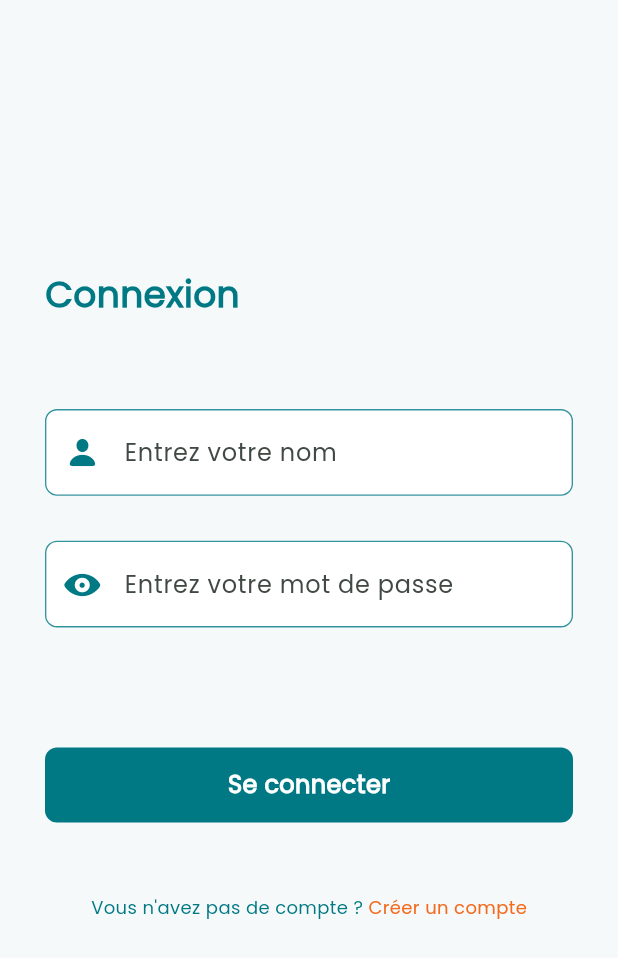
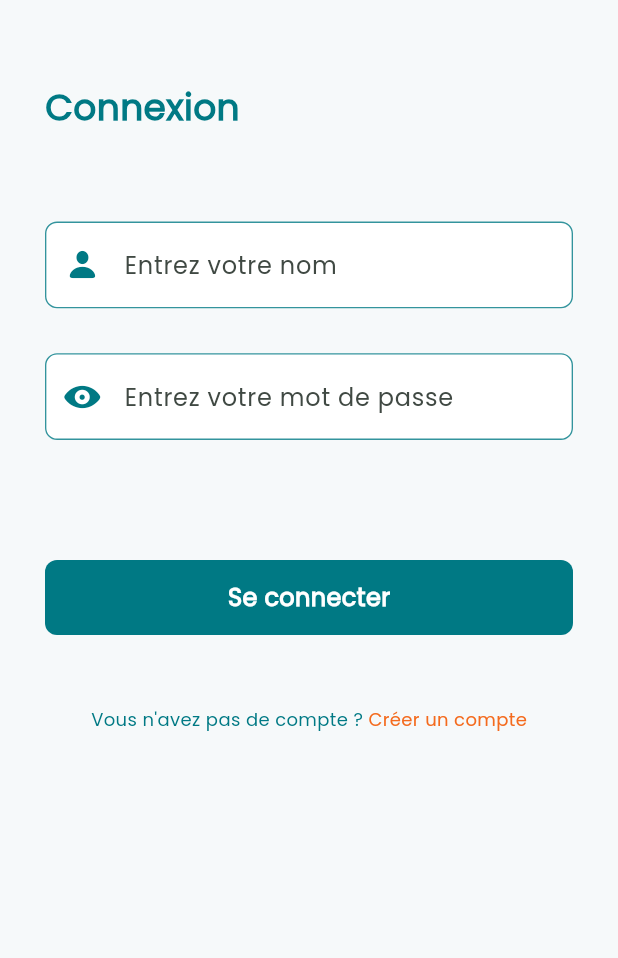
Before and after one commit to patson120/flutter_shopping_app, a Flutter app: the screen it shows after launch, on a phone screen of 412 x 824 dp. Shown: the top 958 px of the screen. Run offline on Flutter 3.47's test engine with Material 3 defaults, Android fonts, the phone set to English and light mode, and no system bars; our stand-ins replace dio, get, shared_preferences; accounts and stored records are empty.

```diff
--- a/lib/screens/login/view/login.view.dart
+++ b/lib/screens/login/view/login.view.dart
@@ -19,7 +19,7 @@ class LoginView extends GetView<LoginController> {
         return Scaffold(
           body: SingleChildScrollView(
             child: Container(
-              height: Get.height - 24,
+              height: Get.height - 24 - 250,
               padding:
                   const EdgeInsets.symmetric(horizontal: kDefaultPadding * 1.5),
               child: Column(
```
